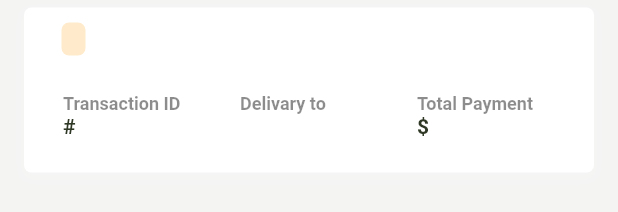
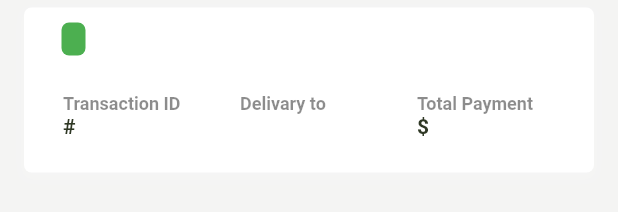
Before and after one commit to mhd-atheel/groceryapp, a Flutter app: the OrderContainer widget shown alone on an empty page, opened directly with empty values, on a phone screen of 412 x 824 dp. Shown: the top 212 px of the screen. Run offline on Flutter 3.47's test engine with Material 2 defaults, Android fonts, the phone set to English and light mode, and no system bars; our stand-ins replace badges, cached_network_image, carousel_slider, cloud_firestore, firebase_auth, firebase_core and 5 more; missing offline and left inert: bottom_bar; accounts and stored records are empty.

Commit message:
bit changes

```diff
--- a/lib/orderpage.dart
+++ b/lib/orderpage.dart
@@ -48,7 +48,7 @@ class _OrderPageState extends State<OrderPage> {
                   orderId: data['orderId'].toString(),
                   deliveryAt: data['deliveryAt'],
                   total: data['total'].toString(),
-                  date: data['orderedAt'].toString(),
+                  date: data['orderedAt.month'].toString(),
                   status: data['status']);
             }).toList(),
           );
--- a/lib/widget/orderContainer.dart
+++ b/lib/widget/orderContainer.dart
@@ -46,7 +46,7 @@ class OrderContainer extends StatelessWidget {
                   Container(
                     decoration: BoxDecoration(
                       borderRadius: BorderRadius.circular(5),
-                      color: Color(0xffffebcc),
+                      color:status =='Waiting'?Colors.orangeAccent:status=='Decline'?Colors.red:Colors.green,
                     ),
                     child: Center(
                       child: Padding(
@@ -54,7 +54,7 @@ class OrderContainer extends StatelessWidget {
                         child: Text(
                           status,
                           style: TextStyle(
-                              color: Color(0xffffcc80),
+                              color:status =='Waiting'?Colors.white:status=='Decline'?Colors.white:Colors.white,
                               fontWeight: FontWeight.bold,
                               fontSize: 12
                           ),
```
Also changed, not shown: lib/cart.dart (+11 -1 lines).
